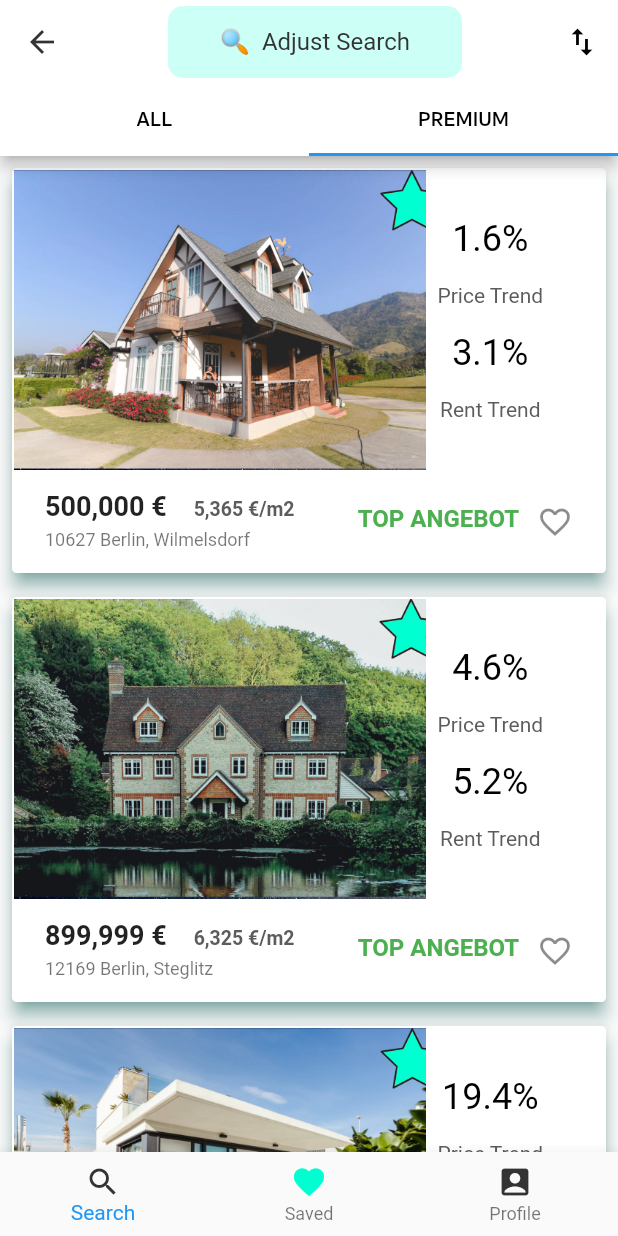
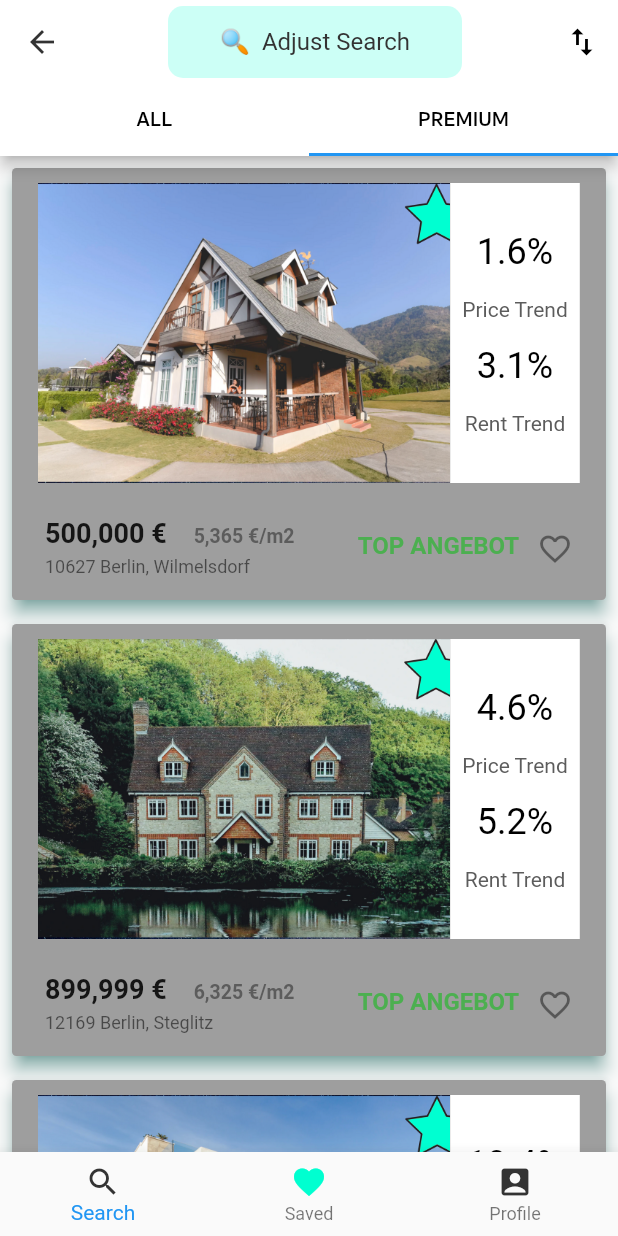
Before and after one commit to natgrett/immo_result, a Flutter app: the SearchSheet screen opened directly, tab 2 chosen, on a phone screen of 412 x 824 dp. Run offline on Flutter 3.47's test engine with Material 2 defaults, Android fonts, the phone set to English and light mode, and no system bars; our stand-ins replace curved_navigation_bar, font_awesome_flutter.

Commit message:
Center-issue

```diff
--- a/lib/resultsListScreen.dart
+++ b/lib/resultsListScreen.dart
@@ -116,15 +116,16 @@ class SearchSheet extends StatelessWidget {
             child: Padding(
               padding: const EdgeInsets.all(8.0),
               child: Material(
-                color: Colors.white,
+                color: Colors.grey,
                 elevation: 5.0,
                 borderRadius: BorderRadius.circular(3.0),
                 shadowColor: Colors.teal,
                 child: Column(
                   children: <Widget>[
                     Padding(
-                      padding: const EdgeInsets.all(1.0),
+                      padding: const EdgeInsets.all(10.0),
                       child: Row(
+                        mainAxisAlignment: MainAxisAlignment.center,
                         children: <Widget>[
                           Container(
                             width: MediaQuery.of(context).size.width / 1.5,
@@ -142,7 +143,11 @@ class SearchSheet extends StatelessWidget {
                               },
                             ),
                           ),
-                          Column(
+                          Container(
+                            height: 200.0,
+                            color: Colors.white,
+                            child: Column(
+                              mainAxisAlignment: MainAxisAlignment.center,
                               children: <Widget>[
                                 Container(
                                   child: Padding(
@@ -177,6 +182,7 @@ class SearchSheet extends StatelessWidget {
                                   ),
                                 ),
                               ],
+                            ),
                           ),
                         ],
                       ),
```
Lines whose indentation alone changed are shown as unchanged.
